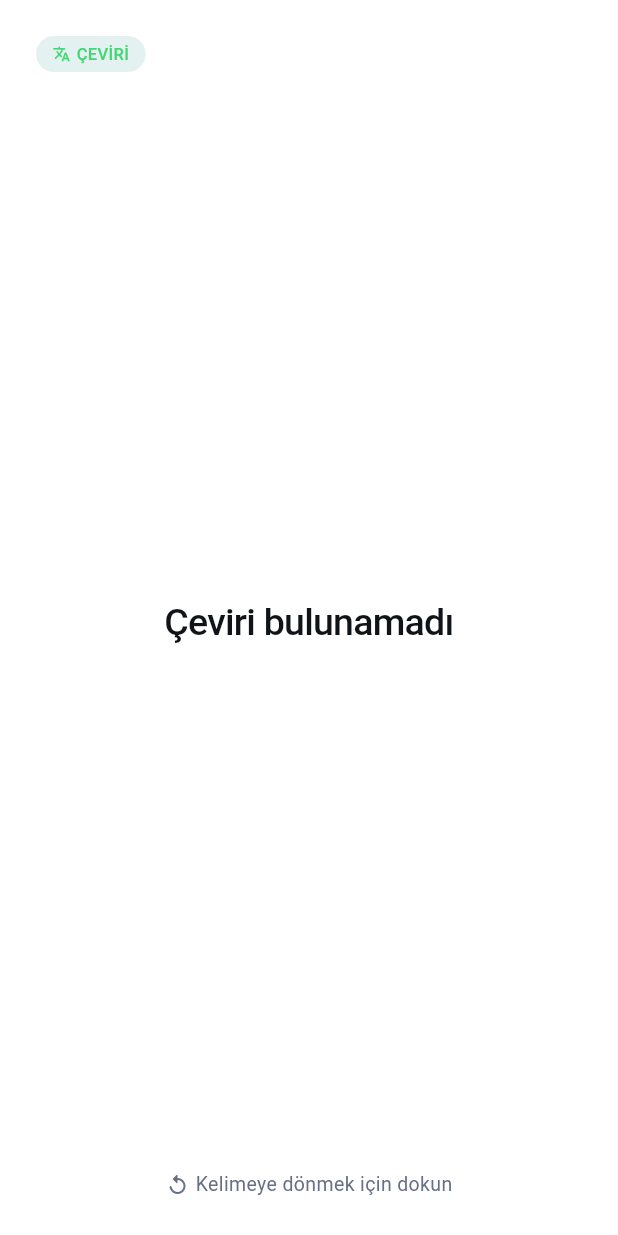
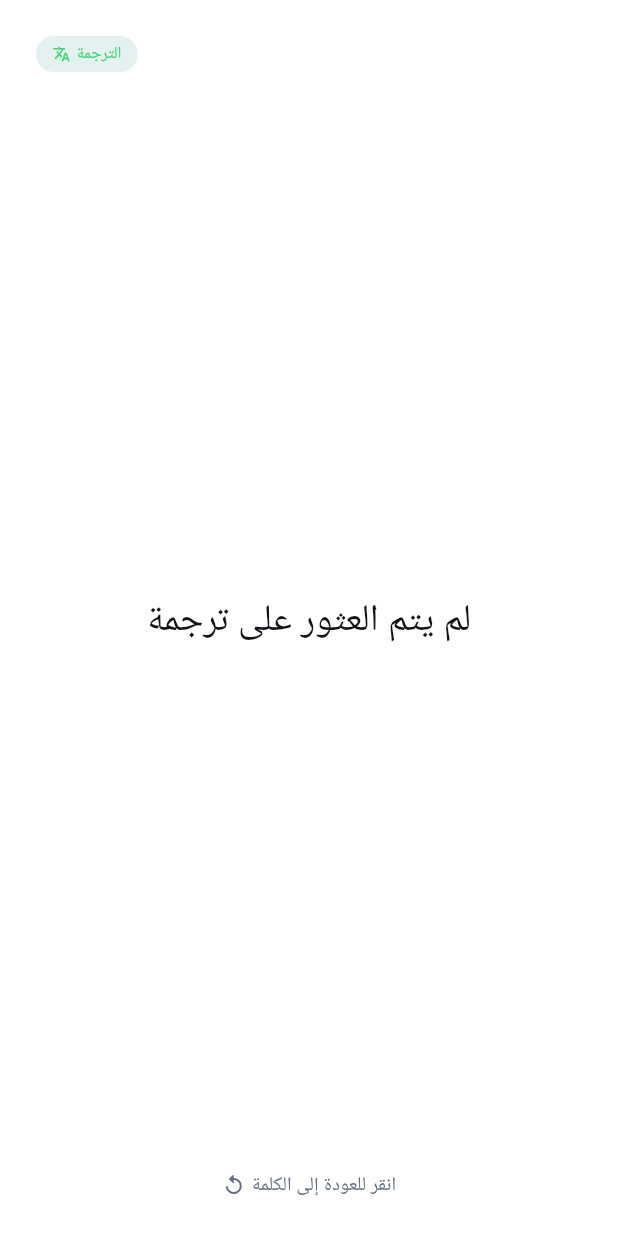
Before and after one commit to Tamimswid/word-learn, a Flutter app: the _DeckCardBack widget shown alone on an empty page, opened directly with empty values, on a phone screen of 412 x 824 dp. Run offline on Flutter 3.47's test engine with Material 3 defaults, Android fonts, the phone set to English and light mode, and no system bars; our stand-ins replace dartz, flutter_bloc, flutter_dotenv, flutter_local_notifications, flutter_svg, flutter_timezone and 9 more; missing offline and left inert: hotkey_manager, launch_at_startup, screen_retriever, tray_manager, window_manager; accounts and stored records are empty; network calls fail; Roboto replaces fonts that are missing (Tajawal).

Commit message:
feat(l10n): deste ekranı metinlerini Arapçaya çevir

```diff
--- a/lib/features/deck_session/data/data_sources/supabase_deck_data_source.dart
+++ b/lib/features/deck_session/data/data_sources/supabase_deck_data_source.dart
@@ -12,7 +12,7 @@ class SupabaseDeckDataSource implements DeckDataSource {
   final AppSupabaseClient _data;
 
   static const Failure _sessionFailure = Failure(
-    'Oturumunuz sona erdi. Lütfen tekrar giriş yapın.',
+    'انتهت جلستك. يرجى تسجيل الدخول مرة أخرى.',
     type: FailureType.authentication,
   );
 
--- a/lib/features/deck_session/presentation/widgets/deck_card.dart
+++ b/lib/features/deck_session/presentation/widgets/deck_card.dart
@@ -101,7 +101,7 @@ class _DeckCardState extends State<DeckCard> with SingleTickerProviderStateMixin
         child: Transform.rotate(
           angle: known ? -0.12 : 0.12,
           child: AppBadge(
-            label: known ? 'BİLDİM' : 'BİLMEDİM',
+            label: known ? 'عرفتها' : 'لم أعرفها',
             variant: known ? AppBadgeVariant.success : AppBadgeVariant.danger,
             icon: Icon(known ? Icons.check_rounded : Icons.close_rounded),
           ),
@@ -118,10 +118,10 @@ class _DeckCardFront extends StatelessWidget {
 
   String get _statusLabel {
     final lastReviewedAt = word.lastReviewedAt;
-    if (lastReviewedAt == null) return 'Yeni kelime';
+    if (lastReviewedAt == null) return 'كلمة جديدة';
 
     final days = DateTime.now().difference(lastReviewedAt).inDays;
-    return days >= 3 ? 'Uzun süredir görülmedi' : 'Tekrar zamanı';
+    return days >= 3 ? 'لم تُرَ منذ مدة' : 'وقت المراجعة';
   }
 
   @override
@@ -163,7 +163,7 @@ class _DeckCardFront extends StatelessWidget {
               ),
             ),
           ),
-          const _DeckCardHint(icon: Icons.touch_app_rounded, label: 'Anlamı görmek için dokun'),
+          const _DeckCardHint(icon: Icons.touch_app_rounded, label: 'انقر لرؤية المعنى'),
         ],
       ),
     );
@@ -184,7 +184,7 @@ class _DeckCardBack extends StatelessWidget {
         children: [
           Row(
             children: [
-              const AppBadge(label: 'ÇEVİRİ', variant: AppBadgeVariant.primary, icon: Icon(Icons.translate_rounded)),
+              const AppBadge(label: 'الترجمة', variant: AppBadgeVariant.primary, icon: Icon(Icons.translate_rounded)),
             ],
           ),
           Expanded(
@@ -194,7 +194,7 @@ class _DeckCardBack extends StatelessWidget {
                   mainAxisSize: MainAxisSize.min,
                   children: [
                     Text(
-                      word.translation.isEmpty ? 'Çeviri bulunamadı' : word.translation,
+                      word.translation.isEmpty ? 'لم يتم العثور على ترجمة' : word.translation,
                       textAlign: TextAlign.center,
                       style: AppTypography.headingMedium.copyWith(color: AppColors.foreground),
                     ),
@@ -202,7 +202,7 @@ class _DeckCardBack extends StatelessWidget {
                       const SizedBox(height: AppSpacing.lg),
                       TapToSpeak(
                         text: word.exampleSentence,
-                        tooltip: 'Cümleyi dinle',
+                        tooltip: 'استمع إلى الجملة',
                         child: HighlightedText(
                           text: word.exampleSentence,
                           highlight: word.word,
@@ -215,7 +215,7 @@ class _DeckCardBack extends StatelessWidget {
                         TapToSpeak(
                           text: word.arabicSentence,
                           language: 'ar-SA',
-                          tooltip: 'Arapça cümleyi dinle',
+                          tooltip: 'استمع إلى الجملة العربية',
                           child: HighlightedText(
                             text: word.arabicSentence,
                             highlightIndex: word.wordIndex,
@@ -231,7 +231,7 @@ class _DeckCardBack extends StatelessWidget {
               ),
             ),
           ),
-          const _DeckCardHint(icon: Icons.replay_rounded, label: 'Kelimeye dönmek için dokun'),
+          const _DeckCardHint(icon: Icons.replay_rounded, label: 'انقر للعودة إلى الكلمة'),
         ],
       ),
     );
```
Also changed, not shown: lib/features/deck_session/presentation/pages/deck_page.dart (+5 -5 lines).
